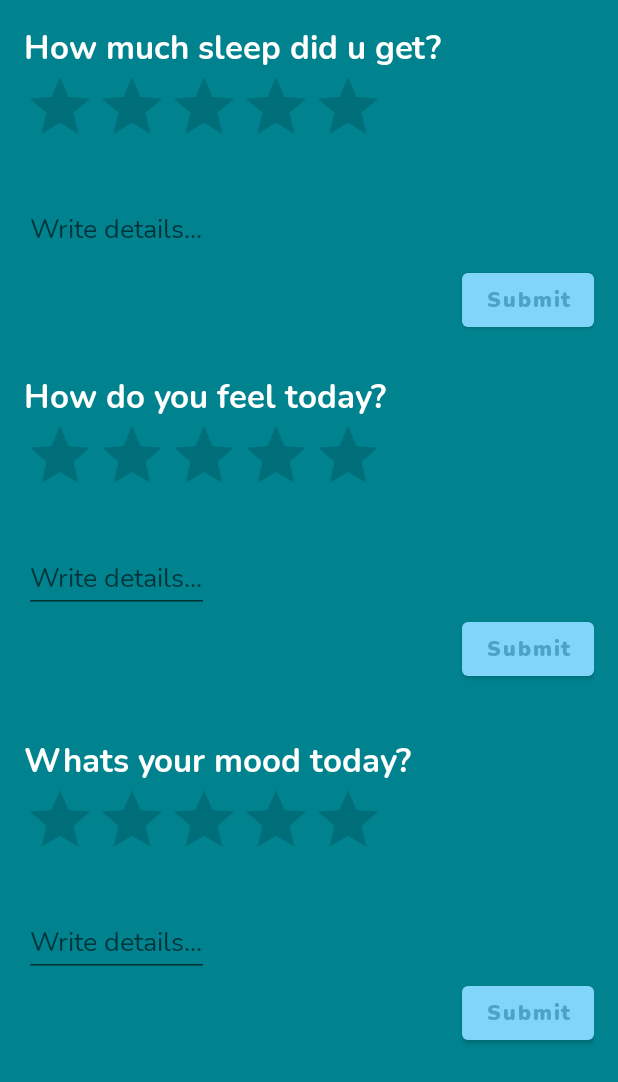
After one commit to martingresak/TrackerApp, an Android app: the Ratings screen opened directly, with no data from a screen before it, on a phone screen of 412 x 824 dp. The commit adds this screen. Shown: the top 1082 px of the screen. Run offline under Robolectric (Android 15) with nearby library versions, the phone set to English and light mode, and no system bars.

Commit message:
Ratings activity & swipe menu

```diff
--- a/app/src/main/AndroidManifest.xml
+++ b/app/src/main/AndroidManifest.xml
@@ -11,7 +11,8 @@
         android:roundIcon="@mipmap/ic_launcher_round"
         android:supportsRtl="true"
         android:theme="@style/Theme.TrackerApp">
-        <activity android:name=".SignUp"></activity>
+        <activity android:name=".Ratings"></activity>
+        <activity android:name=".SignUp" />
         <activity android:name=".CenterActivity" />
         <activity android:name=".Login" />
         <activity android:name=".UserProfile" />
--- /dev/null
+++ b/app/src/main/java/com/example/trackerapp/Ratings.java
@@ -0,0 +1,143 @@
+package com.example.trackerapp;
+
+import androidx.appcompat.app.AppCompatActivity;
+
+import android.os.Bundle;
+import android.view.View;
+import android.widget.Button;
+import android.widget.EditText;
+import android.widget.RatingBar;
+import android.widget.TextView;
+
+public class Ratings extends AppCompatActivity {
+
+    TextView rateCount_sleep, showRating_sleep, rateCount_feeling, showRating_feeling, rateCount_mood, showRating_mood;
+    EditText review_sleep, review_feeling, review_mood;
+    Button submit_sleep, submit_feeling, submit_mood;
+    RatingBar ratingBar_sleep, ratingBar_feeling, ratingBar_mood;
+    float rateValue_sleep; String temp_sleep;
+    float rateValue_feeling; String temp_feeling;
+    float rateValue_mood; String temp_mood;
+
+
+    @Override
+    protected void onCreate(Bundle savedInstanceState) {
+        super.onCreate(savedInstanceState);
+        setContentView(R.layout.activity_ratings);
+
+
+        //Sleep ratings
+        rateCount_sleep = findViewById(R.id.rateCount_sleep);
+        ratingBar_sleep = findViewById(R.id.ratingBar_sleep);
+        review_sleep = findViewById(R.id.review_sleep);
+        submit_sleep = findViewById(R.id.submit_sleep);
+        showRating_sleep = findViewById(R.id.showRating_sleep);
+
+        ratingBar_sleep.setOnRatingBarChangeListener(new RatingBar.OnRatingBarChangeListener() {
+            @Override
+            public void onRatingChanged(RatingBar ratingBar, float rating, boolean fromUser) {
+
+                rateValue_sleep = ratingBar_sleep.getRating();
+
+                if (rateValue_sleep<=1 && rateValue_sleep>0)
+                    rateCount_sleep.setText("Bad " +rateValue_sleep +"/5");
+                else if (rateValue_sleep<=2 && rateValue_sleep>1)
+                    rateCount_sleep.setText("OK " +rateValue_sleep +"/5");
+                else if (rateValue_sleep<=3 && rateValue_sleep>2)
+                    rateCount_sleep.setText("Good " +rateValue_sleep +"/5");
+                else if (rateValue_sleep<=4 && rateValue_sleep>3)
+                    rateCount_sleep.setText("Very good " +rateValue_sleep +"/5");
+                else if (rateValue_sleep<=5 && rateValue_sleep>4)
+                    rateCount_sleep.setText("Best " +rateValue_sleep +"/5");
+            }
+        });
+
+        submit_sleep.setOnClickListener(new View.OnClickListener() {
+            @Override
+            public void onClick(View v) {
+                temp_sleep = rateCount_sleep.getText().toString();
+                showRating_sleep.setText("Your Rating: \n" +temp_sleep +"\n" +review_sleep.getText());
+                review_sleep.setText("");
+                ratingBar_sleep.setRating(0);
+                rateCount_sleep.setText("");
+            }
+        });
+
+        //Feeling ratings
+        rateCount_feeling = findViewById(R.id.rateCount_feeling);
+        ratingBar_feeling = findViewById(R.id.ratingBar_feeling);
+        review_feeling = findViewById(R.id.review_feeling);
+        submit_feeling = findViewById(R.id.submit_feeling);
+        showRating_feeling = findViewById(R.id.showRating_feeling);
+
+        ratingBar_sleep.setOnRatingBarChangeListener(new RatingBar.OnRatingBarChangeListener() {
+            @Override
+            public void onRatingChanged(RatingBar ratingBar, float rating, boolean fromUser) {
+
+                rateValue_feeling = ratingBar_feeling.getRating();
+
+                if (rateValue_feeling<=1 && rateValue_feeling>0)
+                    rateCount_feeling.setText("Bad " +rateValue_feeling +"/5");
+                else if (rateValue_feeling<=2 && rateValue_feeling>1)
+                    rateCount_feeling.setText("OK " +rateValue_feeling +"/5");
+                else if (rateValue_feeling<=3 && rateValue_feeling>2)
+                    rateCount_feeling.setText("Good " +rateValue_feeling +"/5");
+                else if (rateValue_feeling<=4 && rateValue_feeling>3)
+                    rateCount_feeling.setText("Very good " +rateValue_feeling +"/5");
+                else if (rateValue_feeling<=5 && rateValue_feeling>4)
+                    rateCount_feeling.setText("Best " +rateValue_feeling +"/5");
+            }
+        });
+
+        submit_sleep.setOnClickListener(new View.OnClickListener() {
+            @Override
+            public void onClick(View v) {
+                temp_feeling = rateCount_feeling.getText().toString();
+                showRating_feeling.setText("Your Rating: \n" +temp_feeling +"\n" +review_feeling.getText());
+                review_feeling.setText("");
+                ratingBar_feeling.setRating(0);
+                rateCount_feeling.setText("");
+            }
+        });
+
+
+        //Mood ratings
+        rateCount_mood = findViewById(R.id.rateCount_mood);
+        ratingBar_mood = findViewById(R.id.ratingBar_mood);
+        review_mood = findViewById(R.id.review_mood);
+        submit_mood = findViewById(R.id.submit_mood);
+        showRating_mood = findViewById(R.id.showRating_mood);
+
+        ratingBar_sleep.setOnRatingBarChangeListener(new RatingBar.OnRatingBarChangeListener() {
+            @Override
+            public void onRatingChanged(RatingBar ratingBar, float rating, boolean fromUser) {
+
+                rateValue_mood = ratingBar_mood.getRating();
+
+                if (rateValue_mood<=1 && rateValue_mood>0)
+                    rateCount_mood.setText("Bad " +rateValue_mood +"/5");
+                else if (rateValue_mood<=2 && rateValue_mood>1)
+                    rateCount_mood.setText("OK " +rateValue_mood +"/5");
+                else if (rateValue_mood<=3 && rateValue_mood>2)
+                    rateCount_mood.setText("Good " +rateValue_mood +"/5");
+                else if (rateValue_mood<=4 && rateValue_mood>3)
+                    rateCount_mood.setText("Very good " +rateValue_mood +"/5");
+                else if (rateValue_mood<=5 && rateValue_mood>4)
+                    rateCount_mood.setText("Best " +rateValue_mood +"/5");
+            }
+        });
+
+        submit_sleep.setOnClickListener(new View.OnClickListener() {
+            @Override
+            public void onClick(View v) {
+                temp_mood = rateCount_mood.getText().toString();
+                showRating_mood.setText("Your Rating: \n" +temp_mood +"\n" +review_mood.getText());
+                review_mood.setText("");
+                ratingBar_mood.setRating(0);
+                rateCount_mood.setText("");
+            }
+        });
+
+
+    }
+}
--- a/app/src/main/java/com/example/trackerapp/SignUp.java
+++ b/app/src/main/java/com/example/trackerapp/SignUp.java
@@ -3,12 +3,14 @@ package com.example.trackerapp;
 import androidx.appcompat.app.AppCompatActivity;
 
 import android.os.Bundle;
+import android.view.WindowManager;
 
 public class SignUp extends AppCompatActivity {
 
     @Override
     protected void onCreate(Bundle savedInstanceState) {
         super.onCreate(savedInstanceState);
+        getWindow().setFlags(WindowManager.LayoutParams.FLAG_FULLSCREEN, WindowManager.LayoutParams.FLAG_FULLSCREEN);
         setContentView(R.layout.activity_sign_up);
     }
 }
--- a/app/src/main/res/layout/activity_center.xml
+++ b/app/src/main/res/layout/activity_center.xml
@@ -6,9 +6,9 @@
     android:layout_width="match_parent"
     android:layout_height="match_parent"
     android:fillViewport="true"
-    tools:context=".CenterActivity"
-    >
+    tools:context=".CenterActivity">
     <!---->
+
 
     <androidx.constraintlayout.widget.ConstraintLayout
         android:layout_width="match_parent"
--- /dev/null
+++ b/app/src/main/res/layout/activity_ratings.xml
@@ -0,0 +1,135 @@
+<?xml version="1.0" encoding="utf-8"?>
+<LinearLayout xmlns:android="http://schemas.android.com/apk/res/android"
+    xmlns:app="http://schemas.android.com/apk/res-auto"
+    xmlns:tools="http://schemas.android.com/tools"
+    android:layout_width="match_parent"
+    android:layout_height="match_parent"
+    tools:context=".Ratings"
+    android:orientation="vertical"
+    android:padding="16dp"
+    android:background="@color/secondaryColor">
+
+    <TextView
+        android:layout_width="wrap_content"
+        android:layout_height="wrap_content"
+        android:text="How much sleep did u get?"
+        android:fontFamily="@font/nunito_bold"
+        android:textColor="@color/white"
+        android:textAppearance="?android:textAppearanceLarge"/>
+    <RatingBar
+        android:layout_width="wrap_content"
+        android:layout_height="wrap_content"
+        android:id="@+id/ratingBar_sleep"/>
+    <TextView
+        android:layout_width="wrap_content"
+        android:layout_height="wrap_content"
+        android:textAppearance="?android:textAppearanceMedium"
+        android:id="@+id/rateCount_sleep"
+        android:textColor="@color/white"/>
+    <EditText
+        android:layout_width="wrap_content"
+        android:layout_height="wrap_content"
+        android:fontFamily="@font/nunito_regular"
+        android:hint="Write details..."
+        android:id="@+id/review_sleep"
+        android:textAppearance="?android:textAppearanceMedium"/>
+    <Button
+        android:layout_width="wrap_content"
+        android:layout_height="wrap_content"
+        android:text="Submit"
+        android:fontFamily="@font/nunito_black"
+        android:textAllCaps="false"
+        android:id="@+id/submit_sleep"
+        android:layout_gravity="right"/>
+    <TextView
+        android:layout_width="wrap_content"
+        android:layout_height="wrap_content"
+        android:textAppearance="?android:textAppearanceMedium"
+        android:id="@+id/showRating_sleep" />
+
+    <TextView
+        android:layout_width="wrap_content"
+        android:layout_height="wrap_content"
+        android:text="How do you feel today?"
+        android:fontFamily="@font/nunito_bold"
+        android:textColor="@color/white"
+        android:textAppearance="?android:textAppearanceLarge"/>
+    <RatingBar
+        android:layout_width="wrap_content"
+        android:layout_height="wrap_content"
+        android:id="@+id/ratingBar_feeling"/>
+    <TextView
+        android:layout_width="wrap_content"
+        android:layout_height="wrap_content"
+        android:textAppearance="?android:textAppearanceMedium"
+        android:id="@+id/rateCount_feeling"
+        android:textColor="@color/white"/>
+    <EditText
+        android:layout_width="wrap_content"
+        android:layout_height="wrap_content"
+        android:fontFamily="@font/nunito_regular"
+        android:hint="Write details..."
+        android:id="@+id/review_feeling"
+        android:textAppearance="?android:textAppearanceMedium"/>
+    <Button
+        android:layout_width="wrap_content"
+        android:layout_height="wrap_content"
+        android:text="Submit"
+        android:fontFamily="@font/nunito_black"
+        android:textAllCaps="false"
+        android:id="@+id/submit_feeling"
+        android:layout_gravity="right"/>
+    <TextView
+        android:layout_width="wrap_content"
+        android:layout_height="wrap_content"
+        android:textAppearance="?android:textAppearanceMedium"
+        android:id="@+id/showRating_feeling"
+        android:layout_marginTop="10dp"/>
+
+    <TextView
+        android:layout_width="wrap_content"
+        android:layout_height="wrap_content"
+        android:text="Whats your mood today?"
+        android:fontFamily="@font/nunito_bold"
+        android:textColor="@color/white"
+        android:textAppearance="?android:textAppearanceLarge"/>
+    <RatingBar
+        android:layout_width="wrap_content"
+        android:layout_height="wrap_content"
+        android:id="@+id/ratingBar_mood"/>
+    <TextView
+        android:layout_width="wrap_content"
+        android:layout_height="wrap_content"
+        android:textAppearance="?android:textAppearanceMedium"
+        android:id="@+id/rateCount_mood"
+        android:textColor="@color/white"/>
+    <EditText
+        android:layout_width="wrap_content"
+        android:layout_height="wrap_content"
+        android:fontFamily="@font/nunito_regular"
+        android:hint="Write details..."
+        android:id="@+id/review_mood"
+        android:textAppearance="?android:textAppearanceMedium"/>
+    <Button
+        android:layout_width="wrap_content"
+        android:layout_height="wrap_content"
+        android:text="Submit"
+        android:fontFamily="@font/nunito_black"
+        android:textAllCaps="false"
+        android:id="@+id/submit_mood"
+        android:layout_gravity="right"/>
+    <TextView
+        android:layout_width="wrap_content"
+        android:layout_height="wrap_content"
+        android:textAppearance="?android:textAppearanceMedium"
+        android:id="@+id/showRating_mood"
+        android:layout_marginTop="10dp"/>
+
+
+
+
+
+
+
+
+</LinearLayout>
--- a/app/src/main/res/values/themes.xml
+++ b/app/src/main/res/values/themes.xml
@@ -11,8 +11,8 @@
         <item name="colorOnSecondary">@color/secondaryDarkColor</item>
         <!-- Status bar color. -->
         <item name="android:statusBarColor" tools:targetApi="l">?attr/colorPrimaryVariant</item>
-
         <item name="android:windowContentTransitions">true</item>
         <!-- Customize your theme here. -->
     </style>
+
 </resources>
```
Also changed, not shown: app/src/main/java/com/example/trackerapp/CenterActivity.java (+24 -0 lines).
